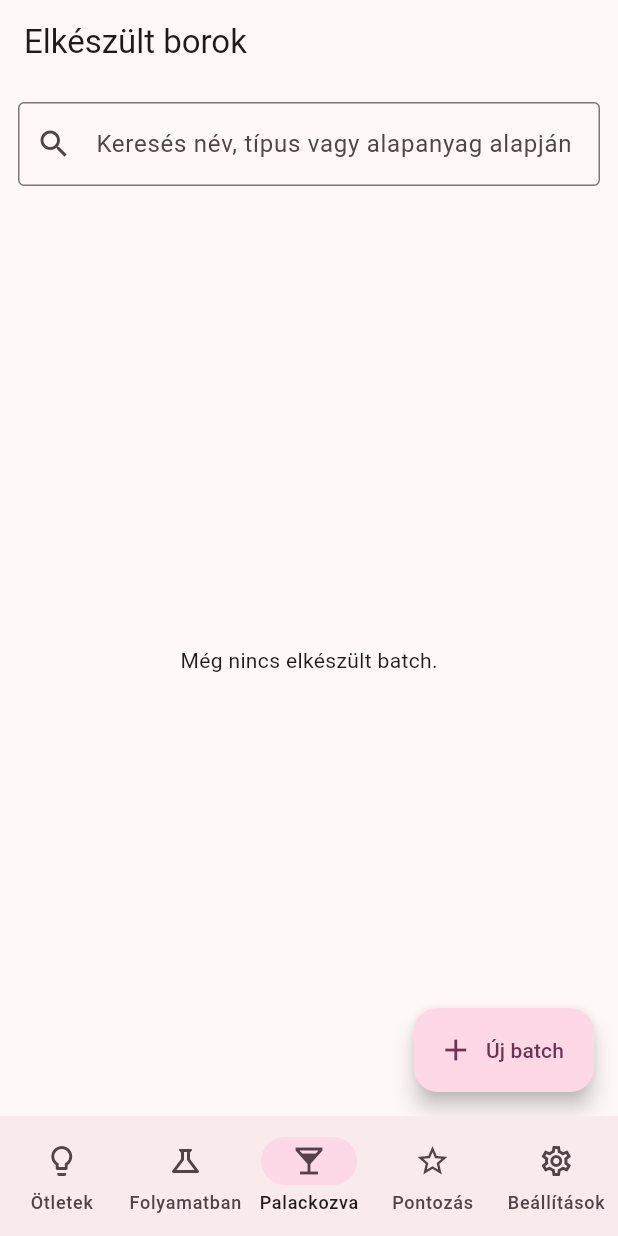
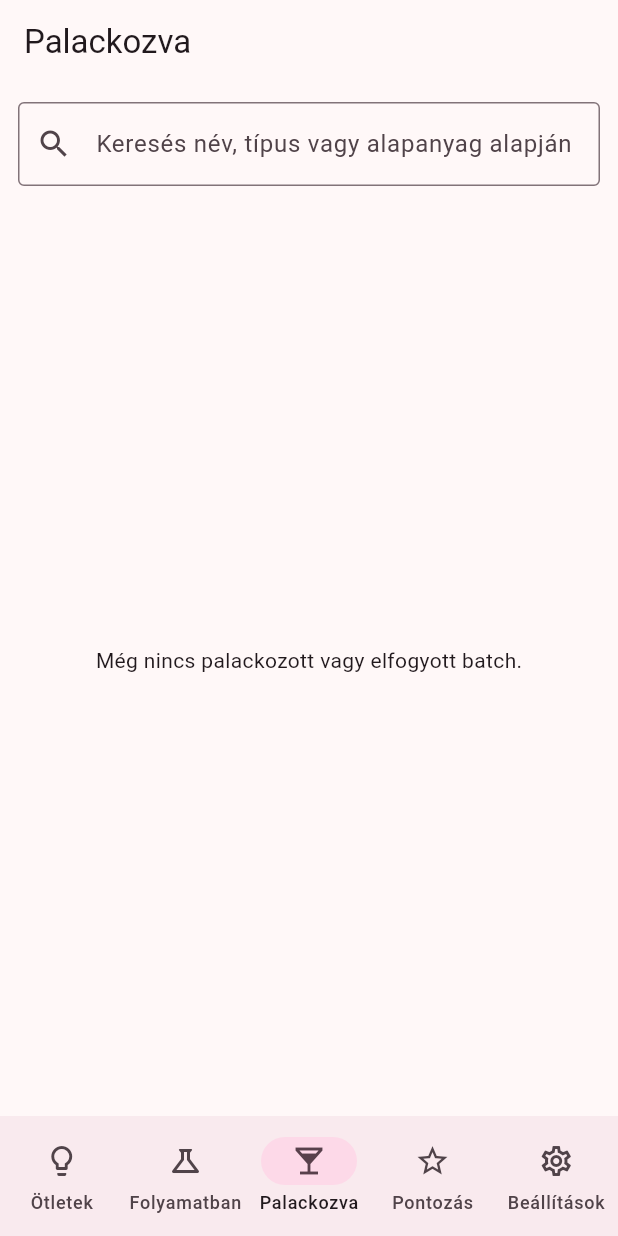
Before and after one commit to opsforme-source/brewer_diary, a Flutter app: the screen it shows after launch, item 3 of the bottom bar chosen, on a phone screen of 412 x 824 dp. Run offline on Flutter 3.47's test engine with Material 3 defaults, Android fonts, the phone set to English and light mode, and no system bars; our stand-ins replace shared_preferences.

Commit message:
Show only bottled and finished batches in bottled tab

```diff
--- a/lib/screens/batch_list_screen.dart
+++ b/lib/screens/batch_list_screen.dart
@@ -4,12 +4,11 @@ import 'package:intl/intl.dart';
 import '../controllers/batch_controller.dart';
 import '../models/brew_status.dart';
 import 'batch_detail_screen.dart';
-import 'batch_edit_screen.dart';
 
-/// Lists all non-idea batches.
+/// Lists bottled and finished batches only.
 ///
-/// Ratings are intentionally not shown here. Scoring has its own tab so the
-/// batch list stays focused on production/logging details.
+/// Active production batches are shown on `ActiveBatchScreen`, so bottled or
+/// consumed bottles do not mix with the work-in-progress cellar.
 class BatchListScreen extends StatefulWidget {
   final BatchController controller;
   const BatchListScreen({super.key, required this.controller});
@@ -27,7 +26,7 @@ class _BatchListScreenState extends State<BatchListScreen> {
     return AnimatedBuilder(
       animation: widget.controller,
       builder: (context, _) {
-        final batches = widget.controller.completed.where((batch) {
+        final batches = widget.controller.bottled.where((batch) {
           final q = query.toLowerCase();
           return batch.name.toLowerCase().contains(q) ||
               batch.type.toLowerCase().contains(q) ||
@@ -35,16 +34,7 @@ class _BatchListScreenState extends State<BatchListScreen> {
         }).toList();
 
         return Scaffold(
-          appBar: AppBar(title: const Text('Elkészült borok')),
-          floatingActionButton: FloatingActionButton.extended(
-            onPressed: () => Navigator.of(context).push(
-              MaterialPageRoute(
-                builder: (_) => BatchEditScreen(controller: widget.controller),
-              ),
-            ),
-            icon: const Icon(Icons.add),
-            label: const Text('Új batch'),
-          ),
+          appBar: AppBar(title: const Text('Palackozva')),
           body: !widget.controller.loaded
               ? const Center(child: CircularProgressIndicator())
               : Column(
@@ -62,7 +52,7 @@ class _BatchListScreenState extends State<BatchListScreen> {
                     ),
                     Expanded(
                       child: batches.isEmpty
-                          ? const Center(child: Text('Még nincs elkészült batch.'))
+                          ? const Center(child: Text('Még nincs palackozott vagy elfogyott batch.'))
                           : ListView.builder(
                               padding: const EdgeInsets.fromLTRB(12, 0, 12, 88),
                               itemCount: batches.length,
```
